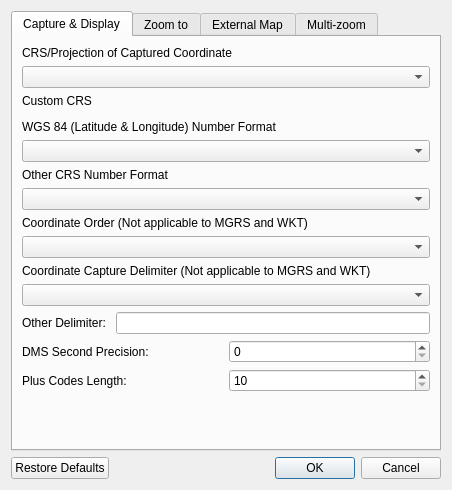
NationalSecurityAgency/qgis-latlontools-plugin, file ui/latLonSettings.ui: the form before one commit.
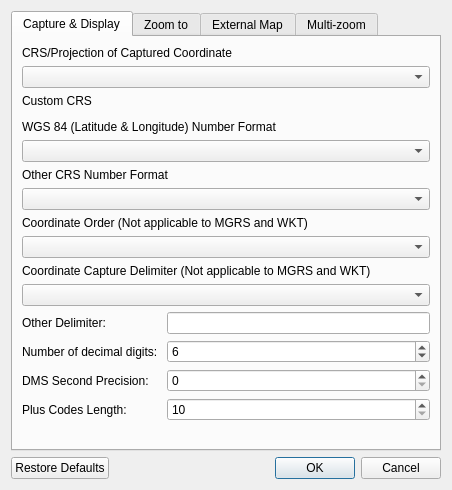
The form after the commit. Custom widgets are drawn as their Qt base class.

Commit message: update for setting the number of capture digits

The edit to the form file:
```diff
--- a/ui/latLonSettings.ui
+++ b/ui/latLonSettings.ui
@@ -88,47 +88,56 @@
         <widget class="QComboBox" name="delimComboBox"/>
        </item>
        <item>
-        <layout class="QHBoxLayout" name="horizontalLayout">
-         <item>
+        <layout class="QFormLayout" name="formLayout_2">
+         <item row="0" column="0">
           <widget class="QLabel" name="label_3">
            <property name="text">
             <string>Other Delimiter: </string>
            </property>
           </widget>
          </item>
-         <item>
+         <item row="0" column="1">
           <widget class="QLineEdit" name="otherTxt"/>
          </item>
-        </layout>
-       </item>
-       <item>
-        <layout class="QHBoxLayout" name="horizontalLayout_2">
-         <item>
+         <item row="1" column="0">
+          <widget class="QLabel" name="label_20">
+           <property name="text">
+            <string>Number of decimal digits: </string>
+           </property>
+          </widget>
+         </item>
+         <item row="1" column="1">
+          <widget class="QSpinBox" name="digitsSpinBox">
+           <property name="maximum">
+            <number>64</number>
+           </property>
+           <property name="value">
+            <number>6</number>
+           </property>
+          </widget>
+         </item>
+         <item row="2" column="0">
           <widget class="QLabel" name="label_4">
            <property name="text">
             <string>DMS Second Precision: </string>
            </property>
           </widget>
          </item>
-         <item>
+         <item row="2" column="1">
           <widget class="QSpinBox" name="precisionSpinBox">
            <property name="maximum">
             <number>6</number>
            </property>
           </widget>
          </item>
-        </layout>
-       </item>
-       <item>
-        <layout class="QHBoxLayout" name="horizontalLayout_3">
-         <item>
+         <item row="3" column="0">
           <widget class="QLabel" name="label_18">
            <property name="text">
             <string>Plus Codes Length:</string>
            </property>
           </widget>
          </item>
-         <item>
+         <item row="3" column="1">
           <widget class="QSpinBox" name="plusCodesSpinBox">
            <property name="minimum">
             <number>10</number>
```
The commit also changes 6 other files.
